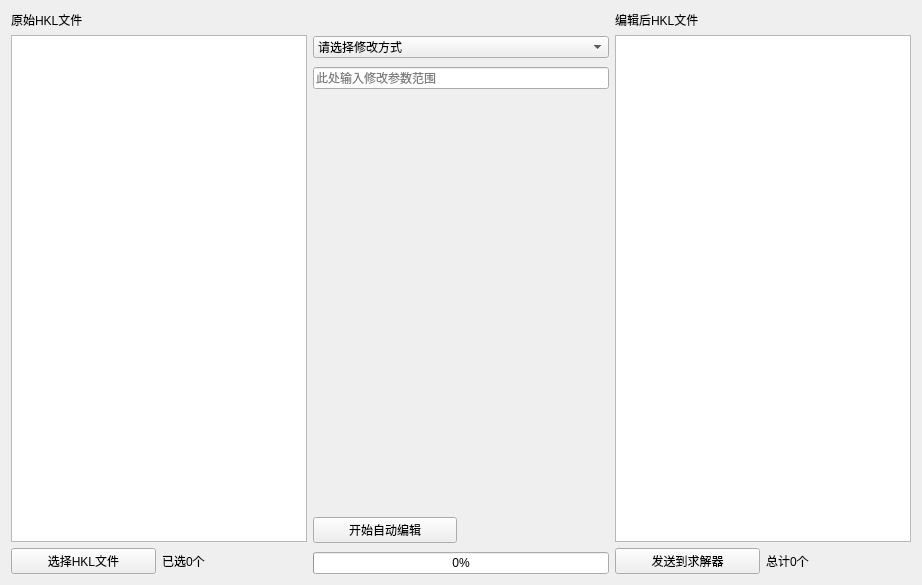
jingshenSN2/CrystalTool, file crystaltoolgui/qt/tabhkleditor.ui: the form before one commit.
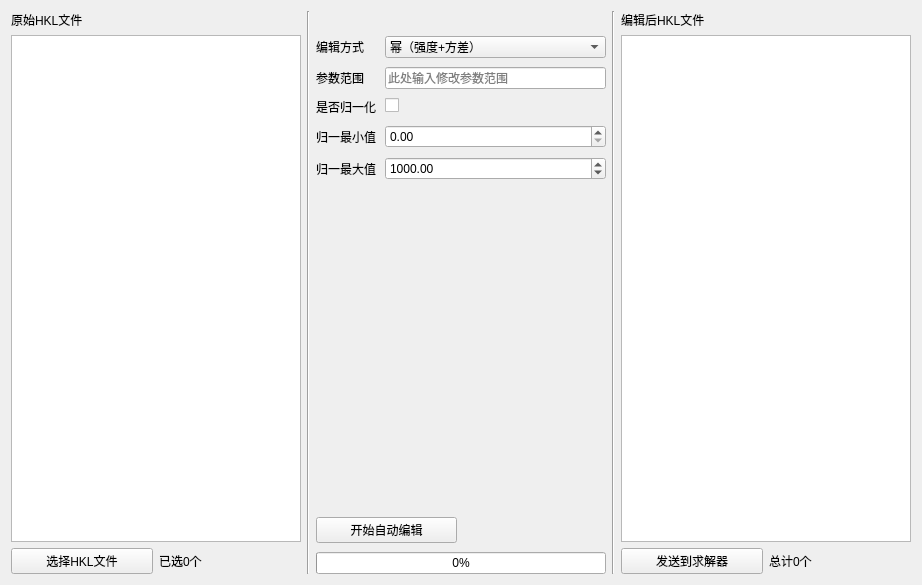
The form after the commit.

Commit message: feat: HKL编辑器支持归一化

What changed in the file:
```diff
--- a/crystaltoolgui/qt/tabhkleditor.ui
+++ b/crystaltoolgui/qt/tabhkleditor.ui
@@ -13,7 +13,7 @@
   <property name="windowTitle">
    <string>Form</string>
   </property>
-  <layout class="QHBoxLayout" name="horizontalLayout_2">
+  <layout class="QHBoxLayout" name="horizontalLayout_2" stretch="0,0,0,0,0">
    <item>
     <layout class="QVBoxLayout" name="vL_editor_1" stretch="0,0,0">
      <item>
@@ -51,7 +51,14 @@
     </layout>
    </item>
    <item>
-    <layout class="QVBoxLayout" name="vL_editor_2" stretch="0,0,0,0,0">
+          <widget class="Line" name="line">
+              <property name="orientation">
+                  <enum>Qt::Vertical</enum>
+              </property>
+          </widget>
+      </item>
+      <item>
+          <layout class="QVBoxLayout" name="vL_editor_2" stretch="0,0,0,0">
      <property name="spacing">
       <number>9</number>
      </property>
@@ -59,16 +66,18 @@
       <number>25</number>
      </property>
      <item>
+                  <layout class="QFormLayout" name="fL_editor">
+                      <item row="0" column="1">
       <widget class="QComboBox" name="cB_editor_method">
        <property name="currentText">
-        <string>请选择修改方式</string>
+                                  <string>幂（强度+方差）</string>
        </property>
        <property name="currentIndex">
         <number>0</number>
        </property>
        <item>
         <property name="text">
-         <string>请选择修改方式</string>
+                                      <string>幂（强度+方差）</string>
         </property>
        </item>
        <item>
@@ -98,8 +107,11 @@
        </item>
       </widget>
      </item>
-     <item>
-      <widget class="QLineEdit" name="lE_editor_method">
+                      <item row="1" column="1">
+                          <widget class="QLineEdit" name="lE_editor_params">
+                              <property name="toolTip">
+                                  <string>支持begin:step:end或single两种格式，用英文逗号分隔</string>
+                              </property>
        <property name="statusTip">
         <string/>
        </property>
@@ -108,6 +120,70 @@
        </property>
       </widget>
      </item>
+                      <item row="0" column="0">
+                          <widget class="QLabel" name="L_editor_method">
+                              <property name="text">
+                                  <string>编辑方式</string>
+                              </property>
+                          </widget>
+                      </item>
+                      <item row="1" column="0">
+                          <widget class="QLabel" name="l_editor_params">
+                              <property name="text">
+                                  <string>参数范围</string>
+                              </property>
+                          </widget>
+                      </item>
+                      <item row="2" column="0">
+                          <widget class="QLabel" name="l_editor_norm">
+                              <property name="text">
+                                  <string>是否归一化</string>
+                              </property>
+                          </widget>
+                      </item>
+                      <item row="2" column="1">
+                          <widget class="QCheckBox" name="cB_editor_norm">
+                              <property name="text">
+                                  <string/>
+                              </property>
+                          </widget>
+                      </item>
+                      <item row="3" column="0">
+                          <widget class="QLabel" name="l_editor_min">
+                              <property name="text">
+                                  <string>归一最小值</string>
+                              </property>
+                          </widget>
+                      </item>
+                      <item row="4" column="0">
+                          <widget class="QLabel" name="l_editor_max">
+                              <property name="text">
+                                  <string>归一最大值</string>
+                              </property>
+                          </widget>
+                      </item>
+                      <item row="3" column="1">
+                          <widget class="QDoubleSpinBox" name="dSB_editor_min">
+                              <property name="maximum">
+                                  <double>10000.000000000000000</double>
+                              </property>
+                          </widget>
+                      </item>
+                      <item row="4" column="1">
+                          <widget class="QDoubleSpinBox" name="dSB_editor_max">
+                              <property name="minimum">
+                                  <double>100.000000000000000</double>
+                              </property>
+                              <property name="maximum">
+                                  <double>100000.000000000000000</double>
+                              </property>
+                              <property name="value">
+                                  <double>1000.000000000000000</double>
+                              </property>
+                          </widget>
+                      </item>
+                  </layout>
+     </item>
      <item>
       <spacer name="verticalSpacer">
        <property name="orientation">
@@ -163,6 +239,13 @@
      </item>
     </layout>
    </item>
+      <item>
+          <widget class="Line" name="line_2">
+              <property name="orientation">
+                  <enum>Qt::Vertical</enum>
+              </property>
+          </widget>
+      </item>
    <item>
     <layout class="QVBoxLayout" name="vL_editor_3" stretch="0,0,0">
      <item>
```
Left out of the diff: 19 changed lines with no effect on the pictures. Lines whose indentation alone changed are shown as unchanged. The commit also changes 7 other files.
